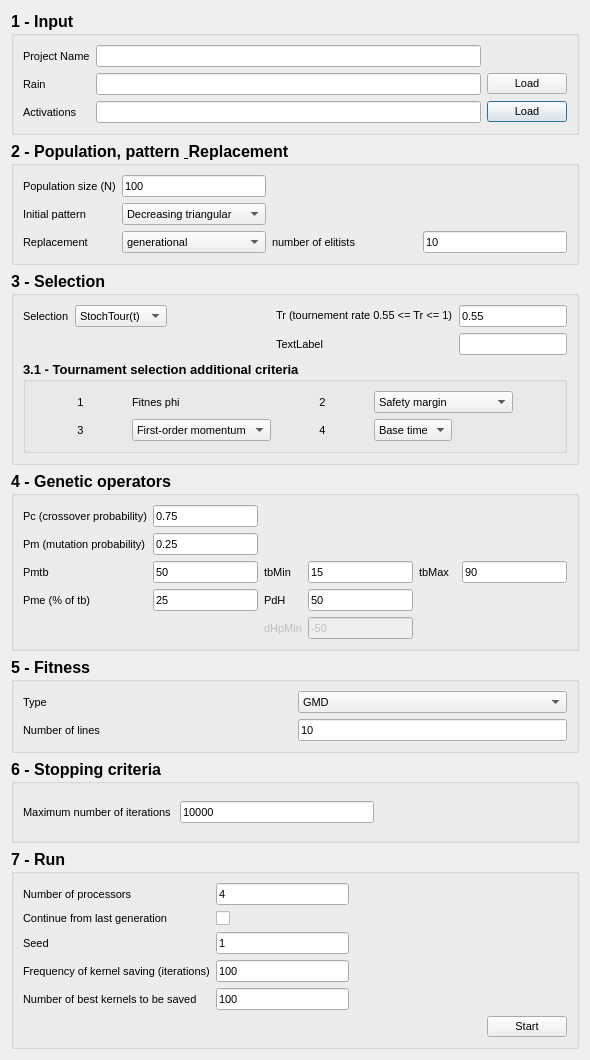
The window that dialog.ui (alessioderango/SAKe) describes before a commit, drawn with Qt 5.
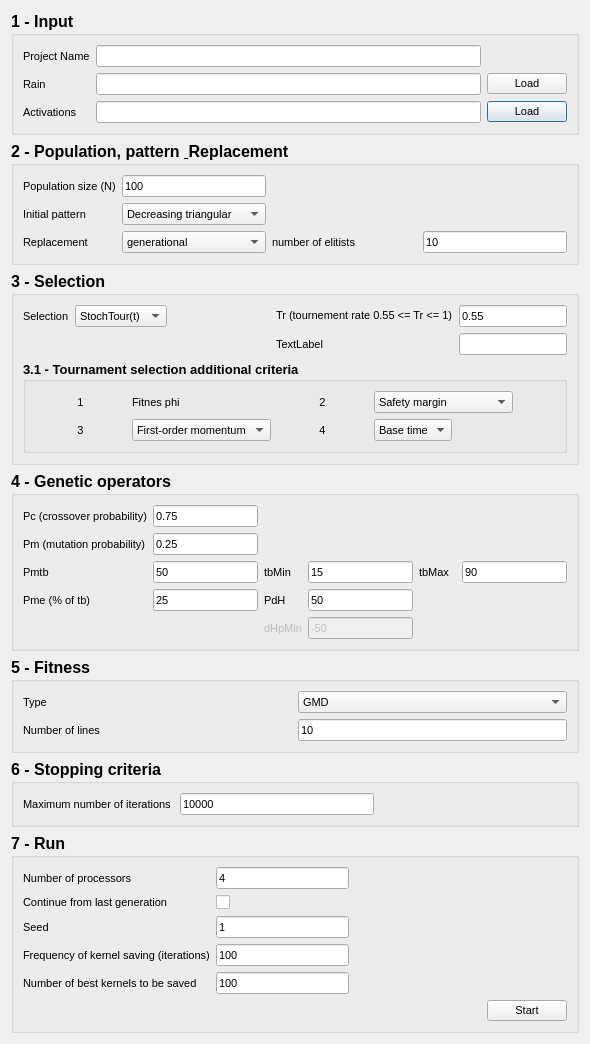
The same window after the commit.

What changed in the file:
```diff
--- a/dialog.ui
+++ b/dialog.ui
@@ -10,7 +10,7 @@
     <x>0</x>
     <y>0</y>
     <width>590</width>
-    <height>1060</height>
+    <height>965</height>
    </rect>
   </property>
   <property name="sizePolicy">
```
